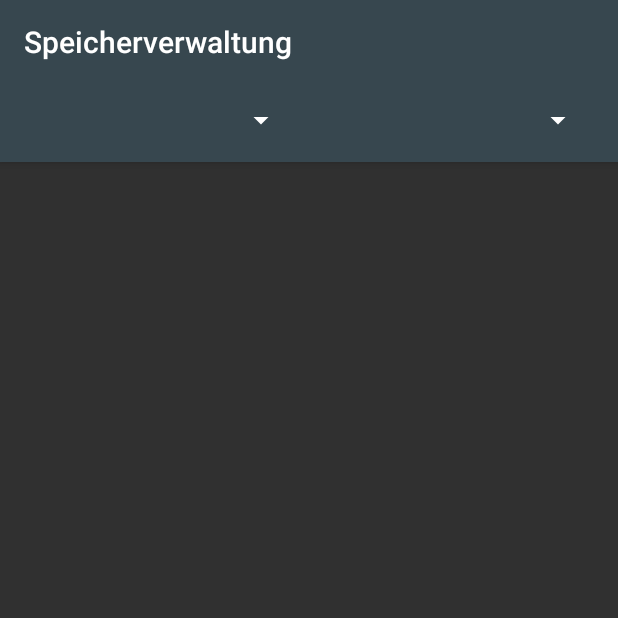
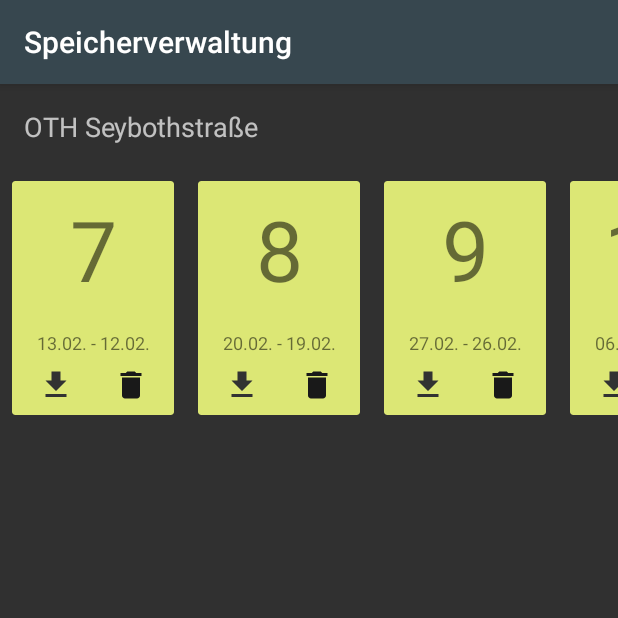
Before and after one commit to dotWee/Mensaplan, an Android app: the CacheActivity screen opened directly, with no data from a screen before it, on a phone screen of 412 x 824 dp, the top half of it. Run offline under Robolectric (Android 15) with nearby library versions, the phone set to English and light mode, and no system bars; our stand-ins replace ButterKnife, RxJava, Timber; network calls fail; 2 statements that could not run were skipped.

Commit message:
Define basic custom views to wrap the cache directory using recycler views

```diff
--- /dev/null
+++ b/app/src/main/java/de/dotwee/rgb/canteen/model/api/cache/CacheWrapper.java
@@ -0,0 +1,76 @@
+package de.dotwee.rgb.canteen.model.api.cache;
+
+import android.support.annotation.NonNull;
+import android.util.ArrayMap;
+
+import java.io.File;
+import java.util.ArrayList;
+import java.util.Collections;
+import java.util.LinkedHashMap;
+import java.util.List;
+import java.util.Locale;
+import java.util.Map;
+
+import de.dotwee.rgb.canteen.model.constant.Location;
+import de.dotwee.rgb.canteen.model.helper.DateHelper;
+import io.reactivex.Observable;
+import io.reactivex.ObservableEmitter;
+import io.reactivex.ObservableOnSubscribe;
+
+/**
+ * Created by lukas on 16.02.17.
+ */
+public class CacheWrapper {
+    private static final String TAG = CacheWrapper.class.getSimpleName();
+
+    // %s = location TAG %d = weeknumber
+    private static final String FILENAME_FORMAT = "%s-%d.csv";
+    private final File cacheDir;
+
+    public CacheWrapper(@NonNull File cacheDir) {
+        this.cacheDir = cacheDir;
+    }
+
+    @NonNull
+    private static String getFilename(@NonNull Location location, int weeknumber) {
+        return String.format(Locale.getDefault(), FILENAME_FORMAT, location.getNameTag(), weeknumber);
+    }
+
+    private static String getLocationFromFilename(@NonNull String filename) {
+        return filename.split("-")[0];
+    }
+
+    private static int getWeeknumberFromFilename(@NonNull String filename) {
+        return Integer.valueOf(filename.split("-")[1].split(".")[0]);
+    }
+
+    public static Observable<LinkedHashMap<Integer, File>> getObservable(@NonNull final File cacheDir, @NonNull final Location location, final int weeknumberOffset) {
+        return Observable.create(new ObservableOnSubscribe<LinkedHashMap<Integer, File>>() {
+            @Override
+            public void subscribe(ObservableEmitter<LinkedHashMap<Integer, File>> e) throws Exception {
+                Map<Integer, File> fileMap = new ArrayMap<>();
+
+                int currentWeeknumber = DateHelper.getCurrentWeeknumber();
+                for (int weeknumber = currentWeeknumber; weeknumber < currentWeeknumber + weeknumberOffset; weeknumber++) {
+                    String filename = getFilename(location, weeknumber);
+                    File file = new File(cacheDir, filename);
+                    fileMap.put(weeknumber, file);
+                }
+
+                e.onNext(new LinkedHashMap<Integer, File>(fileMap));
+                e.onComplete();
+            }
+        });
+    }
+
+    /**
+     * @return a list of all files inside the cache directory
+     */
+    @NonNull
+    private List<File> getAllCacheFiles() {
+        ArrayList<File> files = new ArrayList<>();
+        Collections.addAll(files, cacheDir.listFiles());
+
+        return files;
+    }
+}
--- a/app/src/main/java/de/dotwee/rgb/canteen/model/helper/DateHelper.java
+++ b/app/src/main/java/de/dotwee/rgb/canteen/model/helper/DateHelper.java
@@ -15,6 +15,7 @@ import de.dotwee.rgb.canteen.model.constant.Weekday;
  */
 public class DateHelper {
     public static final DateFormat DATE_FORMAT = new SimpleDateFormat("EEEE, dd.MM.yyyy", Locale.getDefault());
+    public static final DateFormat DATE_FORMAT_SHORT = new SimpleDateFormat("dd.MM.", Locale.getDefault());
     private static final String TAG = DateHelper.class.getSimpleName();
 
     public static int getCurrentWeeknumber() {
@@ -25,6 +26,19 @@ public class DateHelper {
     @NonNull
     public static String format(@NonNull Date date) {
         return DATE_FORMAT.format(date);
+    }
+
+    public static String getWeekRange(int weeknumber) {
+        Calendar calendar = Calendar.getInstance();
+        calendar.set(Calendar.WEEK_OF_YEAR, weeknumber);
+
+        calendar.set(Calendar.DAY_OF_WEEK, Calendar.MONDAY);
+        String dateStart = DATE_FORMAT_SHORT.format(calendar.getTime());
+
+        calendar.set(Calendar.DAY_OF_WEEK, Calendar.SUNDAY);
+        String dateEnd = DATE_FORMAT_SHORT.format(calendar.getTime());
+
+        return String.format(Locale.getDefault(), "%s - %s", dateStart, dateEnd);
     }
 
     @NonNull
--- a/app/src/main/java/de/dotwee/rgb/canteen/view/activities/CacheActivity.java
+++ b/app/src/main/java/de/dotwee/rgb/canteen/view/activities/CacheActivity.java
@@ -4,7 +4,6 @@ import android.os.Bundle;
 import android.support.annotation.Nullable;
 import android.support.design.widget.CoordinatorLayout;
 import android.support.v7.app.AppCompatActivity;
-import android.support.v7.widget.RecyclerView;
 import android.support.v7.widget.Toolbar;
 
 import butterknife.BindView;
@@ -24,9 +23,6 @@ public class CacheActivity extends AppCompatActivity {
     @BindView(R.id.toolbar)
     Toolbar toolbar;
 
-    @BindView(R.id.recyclerView)
-    RecyclerView recyclerView;
-
     @Override
     protected void onCreate(@Nullable Bundle savedInstanceState) {
         super.onCreate(savedInstanceState);
--- /dev/null
+++ b/app/src/main/java/de/dotwee/rgb/canteen/view/custom/LocationCacheView.java
@@ -0,0 +1,180 @@
+package de.dotwee.rgb.canteen.view.custom;
+
+import android.content.Context;
+import android.support.v7.widget.CardView;
+import android.support.v7.widget.LinearLayoutManager;
+import android.support.v7.widget.RecyclerView;
+import android.util.AttributeSet;
+import android.view.LayoutInflater;
+import android.view.View;
+import android.view.ViewGroup;
+import android.widget.FrameLayout;
+import android.widget.ImageButton;
+import android.widget.TextView;
+
+import java.io.File;
+import java.util.LinkedHashMap;
+import java.util.Map;
+
+import butterknife.BindView;
+import butterknife.ButterKnife;
+import butterknife.OnClick;
+import de.dotwee.rgb.canteen.R;
+import de.dotwee.rgb.canteen.model.api.cache.CacheWrapper;
+import de.dotwee.rgb.canteen.model.constant.Location;
+import de.dotwee.rgb.canteen.model.helper.DateHelper;
+import io.reactivex.Observable;
+import io.reactivex.android.schedulers.AndroidSchedulers;
+import io.reactivex.functions.Consumer;
+import io.reactivex.schedulers.Schedulers;
+import timber.log.Timber;
+
+/**
+ * Created by lukas on 17.02.17.
+ */
+public class LocationCacheView extends FrameLayout {
+    private static final String TAG = LocationCacheView.class.getSimpleName();
+    private static final int WEEKNUMBER_OFFSET = 5;
+    private final Location location;
+    @BindView(R.id.textView)
+    TextView textView;
+    @BindView(R.id.recyclerView)
+    RecyclerView recyclerView;
+    private Observable<LinkedHashMap<Integer, File>> observable;
+    private ChildAdapter childAdapter;
+
+    public LocationCacheView(Context context) {
+        this(context, null);
+    }
+
+    public LocationCacheView(Context context, AttributeSet attrs) {
+        this(context, attrs, 0);
+    }
+
+    public LocationCacheView(Context context, AttributeSet attrs, int defStyleAttr) {
+        this(context, attrs, defStyleAttr, Location.OTH);
+    }
+
+    public LocationCacheView(Context context, AttributeSet attrs, int defStyleAttr, Location location) {
+        super(context, attrs, defStyleAttr);
+
+        this.location = location;
+        init();
+    }
+
+    private void init() {
+
+        // Inflate view
+        View view = inflate(getContext(), R.layout.view_locationcache, this);
+
+        // Bind view fields
+        ButterKnife.bind(this, view);
+
+        // Set TextView
+        setTextView();
+
+        // Set RecyclerView
+        setRecyclerView();
+
+        // Load data
+        loadData();
+    }
+
+    private void setTextView() {
+        int nameResId = location.getName();
+        textView.setText(nameResId);
+    }
+
+    private void setRecyclerView() {
+        observable = CacheWrapper.getObservable(getContext().getCacheDir(), location, WEEKNUMBER_OFFSET);
+        childAdapter = new ChildAdapter();
+
+        recyclerView.setAdapter(childAdapter);
+        recyclerView.setHasFixedSize(true);
+
+        LinearLayoutManager linearLayoutManager = new LinearLayoutManager(getContext(), LinearLayoutManager.HORIZONTAL, false);
+        recyclerView.setLayoutManager(linearLayoutManager);
+    }
+
+    private void loadData() {
+        observable.subscribeOn(Schedulers.io())
+                .observeOn(AndroidSchedulers.mainThread())
+                .subscribe(childAdapter);
+    }
+
+    /**
+     * Created by lukas on 17.02.17.
+     */
+    public static class ChildAdapter extends RecyclerView.Adapter<ChildViewHolder> implements Consumer<LinkedHashMap<Integer, File>> {
+        private static final String TAG = ChildAdapter.class.getSimpleName();
+        private Map<Integer, File> fileMap;
+
+        @Override
+        public ChildViewHolder onCreateViewHolder(ViewGroup parent, int viewType) {
+            View view = LayoutInflater.from(parent.getContext()).inflate(R.layout.list_locationcache_item, parent, false);
+            return new ChildViewHolder(view);
+        }
+
+        @Override
+        public void onBindViewHolder(ChildViewHolder holder, int position) {
+            int weeknumber = (int) (fileMap.keySet().toArray()[position]);
+            holder.cardView.setTag(weeknumber);
+
+            File cacheFile = fileMap.get(weeknumber);
+            boolean exists = cacheFile.exists();
+
+            holder.imageButtonDelete.setEnabled(exists);
+            holder.imageButtonDownload.setEnabled(!exists);
+
+            holder.textViewWeekNumber.setText(String.valueOf(weeknumber));
+            holder.textViewWeekCaptionRange.setText(DateHelper.getWeekRange(weeknumber));
+        }
+
+        @Override
+        public int getItemCount() {
+            return fileMap != null ? fileMap.size() : 0;
+        }
+
+        @Override
+        public void accept(LinkedHashMap<Integer, File> integerFileMap) throws Exception {
+            Timber.i("accept map size=%d", integerFileMap.size());
+            this.fileMap = integerFileMap;
+        }
+    }
+
+    static final class ChildViewHolder extends RecyclerView.ViewHolder {
+
+        @BindView(R.id.cardView)
+        CardView cardView;
+
+        @BindView(R.id.textViewWeekNumber)
+        TextView textViewWeekNumber;
+
+        @BindView(R.id.textViewWeekCaptionRange)
+        TextView textViewWeekCaptionRange;
+
+        @BindView(R.id.imageButtonDownload)
+        ImageButton imageButtonDownload;
+
+        @BindView(R.id.imageButtonDelete)
+        ImageButton imageButtonDelete;
+
+        ChildViewHolder(View itemView) {
+            super(itemView);
+
+            ButterKnife.bind(this, itemView);
+        }
+
+        @OnClick(R.id.imageButtonDownload)
+        void onClickDownload(View v) {
+            Timber.i("onClickDownload");
+            // todo download
+        }
+
+        @OnClick(R.id.imageButtonDelete)
+        void onClickDelete(View v) {
+            Timber.i("onClickDelete");
+            // todo delete
+        }
+    }
+}
--- a/app/src/main/res/layout/activity_cache.xml
+++ b/app/src/main/res/layout/activity_cache.xml
@@ -21,41 +21,16 @@
             app:popupTheme="@style/ThemeOverlay.AppCompat.Light"
             app:title="Speicherverwaltung" />
 
-        <LinearLayout
-            android:layout_width="match_parent"
-            android:layout_height="wrap_content"
-            android:orientation="horizontal"
-            android:paddingBottom="16dp"
-            android:paddingLeft="16dp"
-            android:paddingRight="16dp">
-
-            <Spinner
-                android:id="@+id/spinnerLocation"
-                android:layout_width="0dp"
-                android:layout_height="wrap_content"
-                android:layout_marginTop="12dp"
-                android:layout_weight="1" />
-
-            <Space
-                android:layout_width="16dp"
-                android:layout_height="match_parent" />
-
-            <Spinner
-                android:id="@+id/spinnerDate"
-                android:layout_width="0dp"
-                android:layout_height="wrap_content"
-                android:layout_marginTop="12dp"
-                android:layout_weight="1" />
-
-        </LinearLayout>
-
     </android.support.design.widget.AppBarLayout>
 
-    <android.support.v7.widget.RecyclerView
-        android:id="@+id/recyclerView"
+    <ScrollView
         android:layout_width="match_parent"
         android:layout_height="match_parent"
-        android:scrollbars="vertical"
-        app:layout_behavior="@string/appbar_scrolling_view_behavior" />
+        app:layout_behavior="@string/appbar_scrolling_view_behavior">
+
+        <de.dotwee.rgb.canteen.view.custom.LocationCacheView
+            android:layout_width="match_parent"
+            android:layout_height="wrap_content" />
+    </ScrollView>
 
 </android.support.design.widget.CoordinatorLayout>
--- /dev/null
+++ b/app/src/main/res/layout/list_locationcache_item.xml
@@ -0,0 +1,89 @@
+<?xml version="1.0" encoding="utf-8"?>
+<LinearLayout xmlns:android="http://schemas.android.com/apk/res/android"
+    xmlns:app="http://schemas.android.com/apk/res-auto"
+    xmlns:tools="http://schemas.android.com/tools"
+    android:layout_width="124dp"
+    android:layout_height="wrap_content"
+    android:orientation="vertical"
+    android:padding="8dp">
+
+    <android.support.v7.widget.CardView
+        android:id="@+id/cardView"
+
+        android:layout_width="match_parent"
+        android:layout_height="wrap_content"
+
+        android:clickable="true"
+        android:foreground="?android:attr/selectableItemBackground"
+        app:cardBackgroundColor="?attr/colorAccent">
+
+        <LinearLayout
+            android:layout_width="match_parent"
+            android:layout_height="wrap_content"
+            android:orientation="vertical"
+            android:theme="@style/ThemeOverlay.AppCompat.Light">
+
+            <Space
+                android:layout_width="match_parent"
+                android:layout_height="8dp" />
+
+            <TextView
+                android:id="@+id/textViewWeekNumber"
+                android:layout_width="match_parent"
+                android:layout_height="wrap_content"
+                android:textAlignment="center"
+                android:textAppearance="@style/TextAppearance.AppCompat.Display3"
+                tools:text="23" />
+
+            <TextView
+                android:id="@+id/textViewWeekCaption"
+                android:layout_width="match_parent"
+                android:layout_height="wrap_content"
+                android:textAlignment="center"
+                android:textAppearance="@style/TextAppearance.AppCompat.Caption"
+                tools:text="Kalenderwoche" />
+
+            <TextView
+                android:id="@+id/textViewWeekCaptionRange"
+                android:layout_width="match_parent"
+                android:layout_height="wrap_content"
+                android:textAlignment="center"
+                android:textAppearance="@style/TextAppearance.AppCompat.Caption"
+                tools:text="01.01. - 07.01." />
+
+
+            <LinearLayout
+                android:layout_width="match_parent"
+                android:layout_height="wrap_content"
+                android:layout_margin="4dp"
+                android:orientation="horizontal">
+
+                <ImageButton
+                    android:id="@+id/imageButtonDownload"
+                    android:layout_width="0dp"
+                    android:layout_height="wrap_content"
+                    android:layout_gravity="center"
+                    android:layout_weight="1"
+                    android:background="?attr/selectableItemBackgroundBorderless"
+                    android:padding="4dp"
+                    android:src="@drawable/ic_file_download"
+                    android:tint="@android:color/secondary_text_light" />
+
+                <ImageButton
+                    android:id="@+id/imageButtonDelete"
+                    android:layout_width="0dp"
+                    android:layout_height="wrap_content"
+                    android:layout_gravity="center"
+                    android:layout_weight="1"
+                    android:background="?attr/selectableItemBackgroundBorderless"
+                    android:padding="4dp"
+                    android:src="@drawable/ic_file_delete"
+                    android:tint="@android:color/secondary_text_light" />
+
+            </LinearLayout>
+
+        </LinearLayout>
+
+    </android.support.v7.widget.CardView>
+
+</LinearLayout>
--- /dev/null
+++ b/app/src/main/res/layout/view_locationcache.xml
@@ -0,0 +1,21 @@
+<?xml version="1.0" encoding="utf-8"?>
+<LinearLayout xmlns:android="http://schemas.android.com/apk/res/android"
+    xmlns:tools="http://schemas.android.com/tools"
+    android:layout_width="match_parent"
+    android:layout_height="match_parent"
+    android:orientation="vertical">
+
+    <TextView
+        android:id="@+id/textView"
+        android:layout_width="match_parent"
+        android:layout_height="wrap_content"
+        android:layout_margin="16dp"
+        android:textAppearance="@style/TextAppearance.AppCompat.Medium"
+        tools:text="Location" />
+
+    <android.support.v7.widget.RecyclerView
+        android:id="@+id/recyclerView"
+        android:layout_width="match_parent"
+        android:layout_height="wrap_content" />
+
+</LinearLayout>
--- a/app/src/main/res/values/strings.xml
+++ b/app/src/main/res/values/strings.xml
@@ -44,6 +44,7 @@
     <string name="caption_label_3" translatable="false">Label 3</string>
     <string name="caption_location">Location:</string>
     <string name="caption_date">Date:</string>
+    <string name="caption_weeknumber">week number</string>
 
     <string name="ingredients">Ingredients</string>
     <string name="allergens">Allergens</string>
```
Also changed, not shown: 1 other file.
